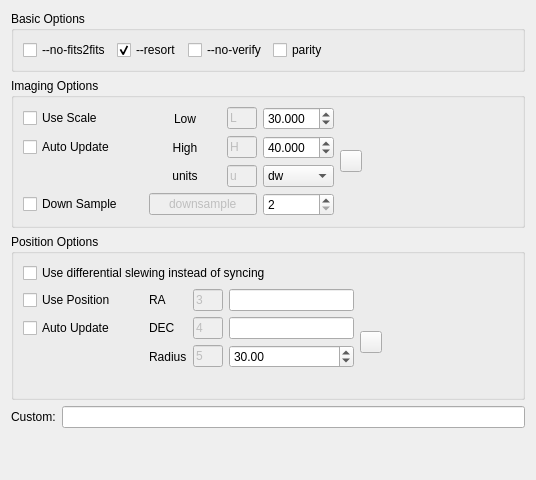
Above: kstars/ekos/align/opsastrometry.ui from KDE/kstars before the change. Below: the same form after it.
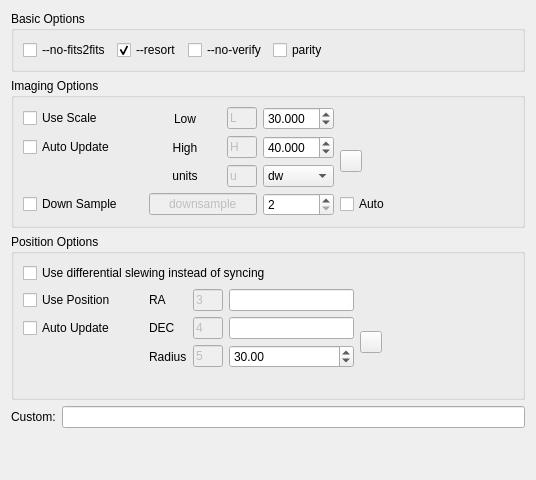
That is the form after the change. Icons and pictures are not drawn. Custom widgets are drawn as their Qt base class.

Commit message: Add option to automatically set downsample scale based on image size in align module

```diff
--- a/kstars/ekos/align/opsastrometry.ui
+++ b/kstars/ekos/align/opsastrometry.ui
@@ -409,6 +409,16 @@
         </property>
        </spacer>
       </item>
+      <item row="3" column="4">
+       <widget class="QCheckBox" name="kcfg_AstrometryAutoDownsample">
+        <property name="toolTip">
+         <string>Automatically determine downsample value based on image size</string>
+        </property>
+        <property name="text">
+         <string>Auto</string>
+        </property>
+       </widget>
+      </item>
      </layout>
     </widget>
    </item>
```
Left out of the diff: 1 changed line with no effect on the pictures. The commit also changes 3 other files.
